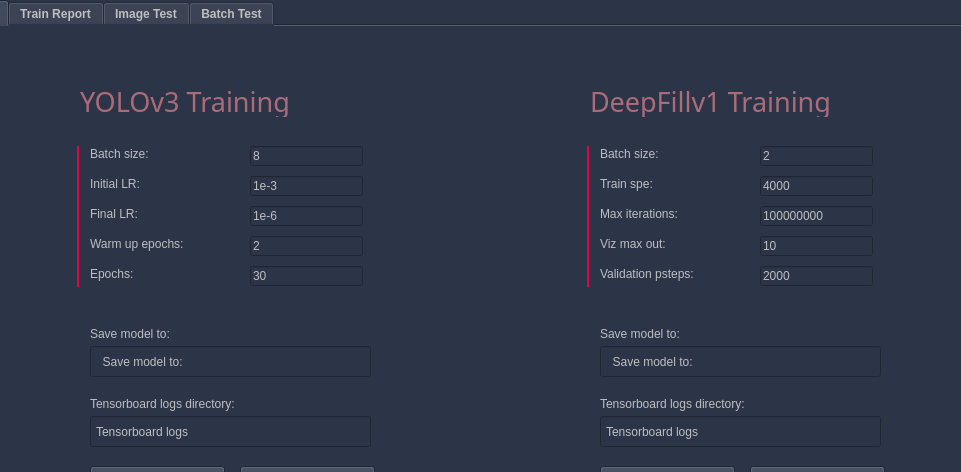
Before: the Qt Designer form GUI/UI/MainScreen.ui in shlomi1074/Camouflage-Final-Project, drawn with Qt 5; both pictures show x 122 to 1083 and y 0 to 472 of the 1197 by 811 pixel window.
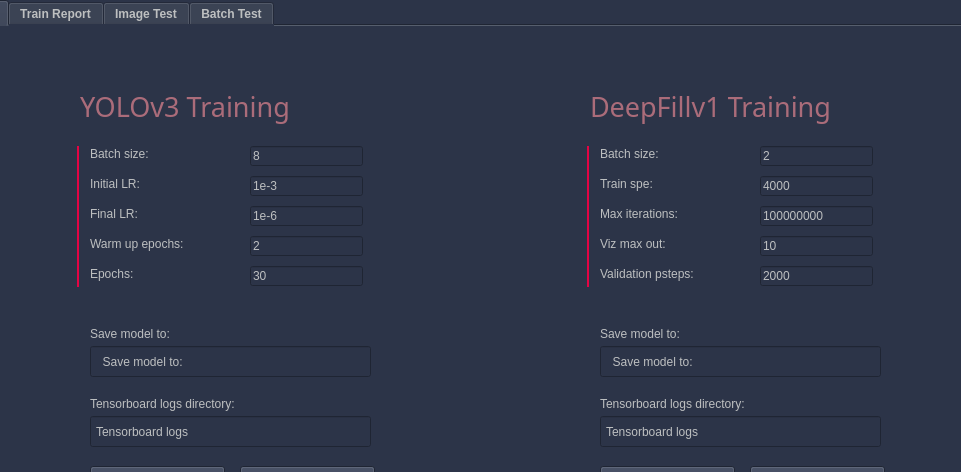
After: the same form once the commit is applied. The open tabs and pages were chosen to show the change. Icons and pictures are not drawn.

Diff of the .ui file:
```diff
--- a/GUI/UI/MainScreen.ui
+++ b/GUI/UI/MainScreen.ui
@@ -204,8 +204,8 @@
          <rect>
           <x>710</x>
           <y>60</y>
-          <width>241</width>
-          <height>31</height>
+          <width>291</width>
+          <height>41</height>
          </rect>
         </property>
         <property name="font">
@@ -330,7 +330,7 @@
          <rect>
           <x>210</x>
           <y>300</y>
-          <width>91</width>
+          <width>111</width>
           <height>16</height>
          </rect>
         </property>
@@ -351,7 +351,7 @@
          <rect>
           <x>210</x>
           <y>370</y>
-          <width>171</width>
+          <width>191</width>
           <height>16</height>
          </rect>
         </property>
@@ -588,7 +588,7 @@
          <rect>
           <x>720</x>
           <y>300</y>
-          <width>91</width>
+          <width>101</width>
           <height>16</height>
          </rect>
         </property>
@@ -609,7 +609,7 @@
          <rect>
           <x>720</x>
           <y>370</y>
-          <width>171</width>
+          <width>181</width>
           <height>16</height>
          </rect>
         </property>
@@ -1102,8 +1102,8 @@
          <rect>
           <x>200</x>
           <y>60</y>
-          <width>231</width>
-          <height>31</height>
+          <width>271</width>
+          <height>41</height>
          </rect>
         </property>
         <property name="font">
```
Left out of the diff: 29 changed lines with no effect on the pictures.
